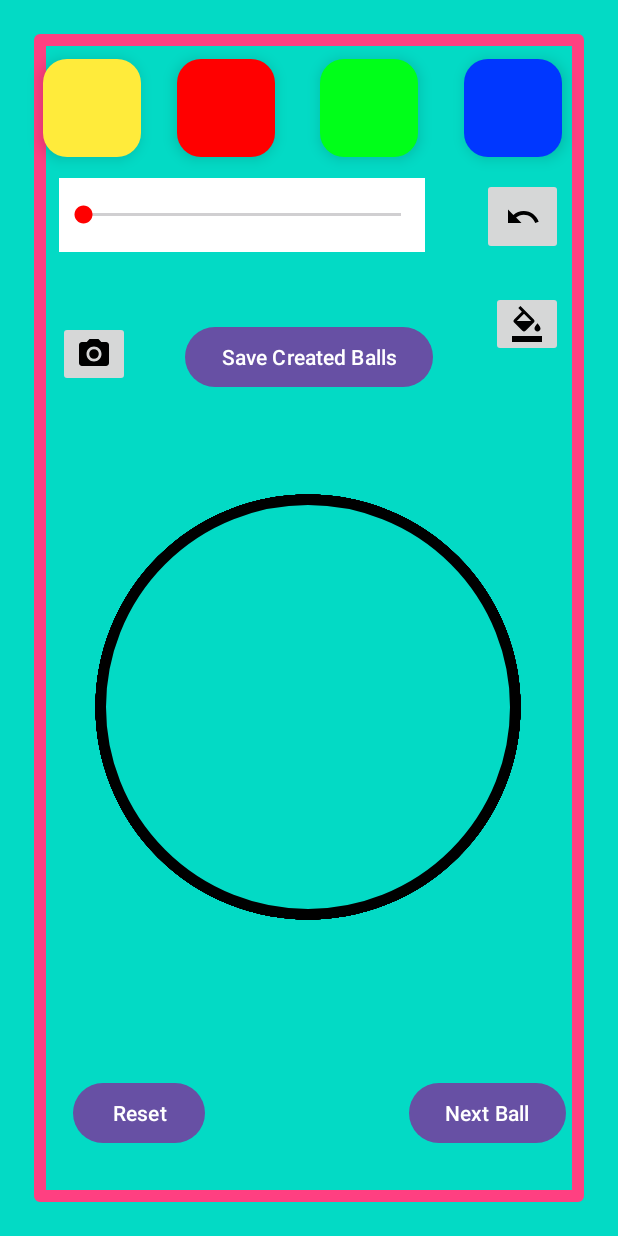
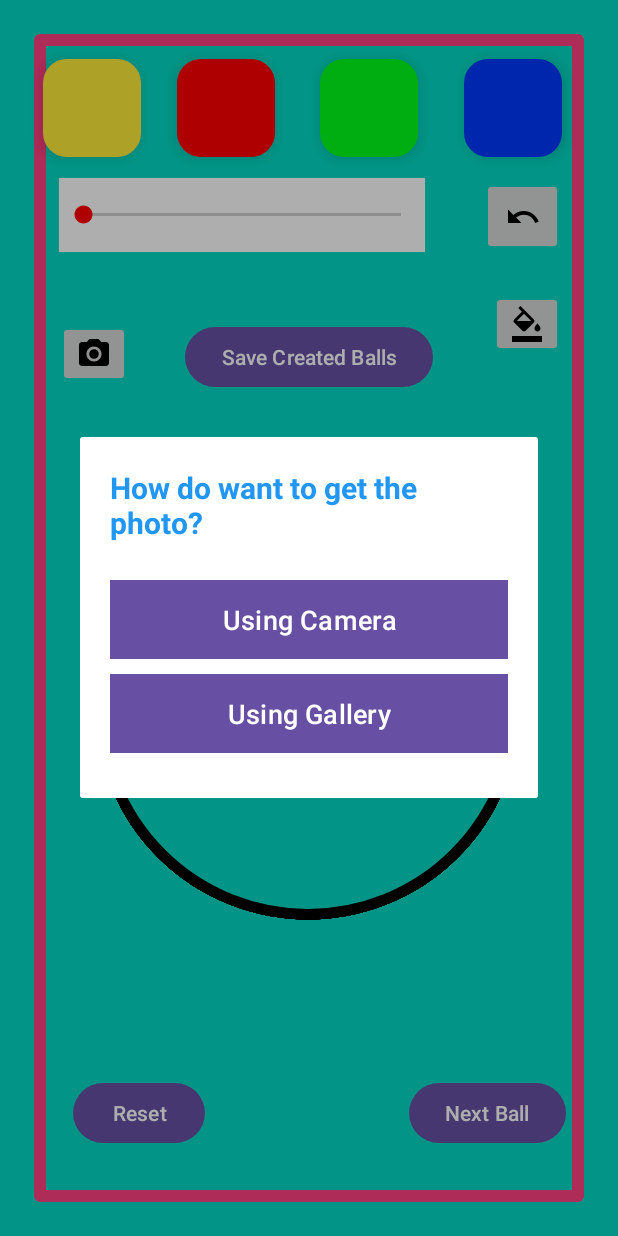
Before and after one commit to MaorKabalo/DropPopProject, an Android app: the CreateNewBallsActivity screen opened directly, with no data from a screen before it, after a tap on an icon or button, on a phone screen of 412 x 824 dp. Run offline under Robolectric (Android 15) with nearby library versions, the phone set to English and light mode, and no system bars; 1 other tap on this screen came first.

Commit message:
adding photo dialog

```diff
--- a/app/src/main/java/com/example/droppopproject/activities/CreateNewBallsActivity.java
+++ b/app/src/main/java/com/example/droppopproject/activities/CreateNewBallsActivity.java
@@ -8,6 +8,7 @@ import androidx.activity.result.contract.ActivityResultContracts;
 import androidx.appcompat.app.AppCompatActivity;
 
 import android.annotation.SuppressLint;
+import android.app.Dialog;
 import android.content.Intent;
 import android.graphics.Bitmap;
 import android.graphics.Camera;
@@ -124,10 +125,7 @@ public class CreateNewBallsActivity extends AppCompatActivity {
         undoButton.setOnClickListener(v -> createBallsCanvas.undo());
         nextButton.setOnClickListener(v -> {
 
-
-
             Bitmap createdBall = createBallsCanvas.getBitmapCanvas();
-
 
             //saveBitmapAsJPEG(createdBall);
             imageTestView.setImageBitmap(createdBall);
@@ -158,7 +156,7 @@ public class CreateNewBallsActivity extends AppCompatActivity {
             }
         });
         cameraButton.setOnClickListener(v -> {
-            mCameraOptions.takePhoto();
+            showPhotoDialog();
         });
 
 
@@ -227,6 +225,25 @@ public class CreateNewBallsActivity extends AppCompatActivity {
     }
 
 
+    private void showPhotoDialog() {
+        Dialog dialog = new Dialog(this);
+        dialog.setContentView(R.layout.choose_photo_option_dialog);
+
+        dialog.findViewById(R.id.use_camera).setOnClickListener(view -> {
+            mCameraOptions.takePhoto();
+            dialog.cancel();
+        });
+
+        dialog.findViewById(R.id.use_gallery).setOnClickListener(view -> {
+            mCameraOptions.chooseFromGallery();
+            dialog.cancel();
+        });
+
+        dialog.show();
+
+    }
+
+
 
 
 
--- /dev/null
+++ b/app/src/main/res/layout/choose_photo_option_dialog.xml
@@ -0,0 +1,45 @@
+<?xml version="1.0" encoding="utf-8"?>
+<LinearLayout xmlns:android="http://schemas.android.com/apk/res/android"
+    android:layout_width="wrap_content"
+    android:layout_height="wrap_content"
+    android:layout_gravity="center"
+    android:orientation="vertical"
+    android:background="@android:color/white"
+    android:padding="20dp">
+
+    <TextView
+        android:id="@+id/dialog_text"
+        android:layout_width="265dp"
+        android:layout_height="55dp"
+        android:layout_marginBottom="20dp"
+        android:text="How do want to get the photo?"
+        android:textColor="#2196F3"
+        android:textSize="20sp"
+        android:textStyle="bold" />
+
+    <Button
+        android:id="@+id/use_camera"
+        android:layout_width="match_parent"
+        android:layout_height="wrap_content"
+        android:layout_marginBottom="10dp"
+        android:background="@android:color/holo_green_light"
+        android:padding="10dp"
+        android:text="Using Camera"
+        android:textAllCaps="false"
+        android:textColor="@color/white"
+        android:textSize="18sp" />
+
+    <Button
+        android:id="@+id/use_gallery"
+        android:layout_width="match_parent"
+        android:layout_height="wrap_content"
+        android:layout_marginBottom="10dp"
+        android:background="@android:color/holo_blue_light"
+        android:padding="10dp"
+        android:text="Using Gallery"
+        android:textAllCaps="false"
+        android:textColor="@color/white"
+        android:textSize="18sp" />
+
+
+</LinearLayout>
```
